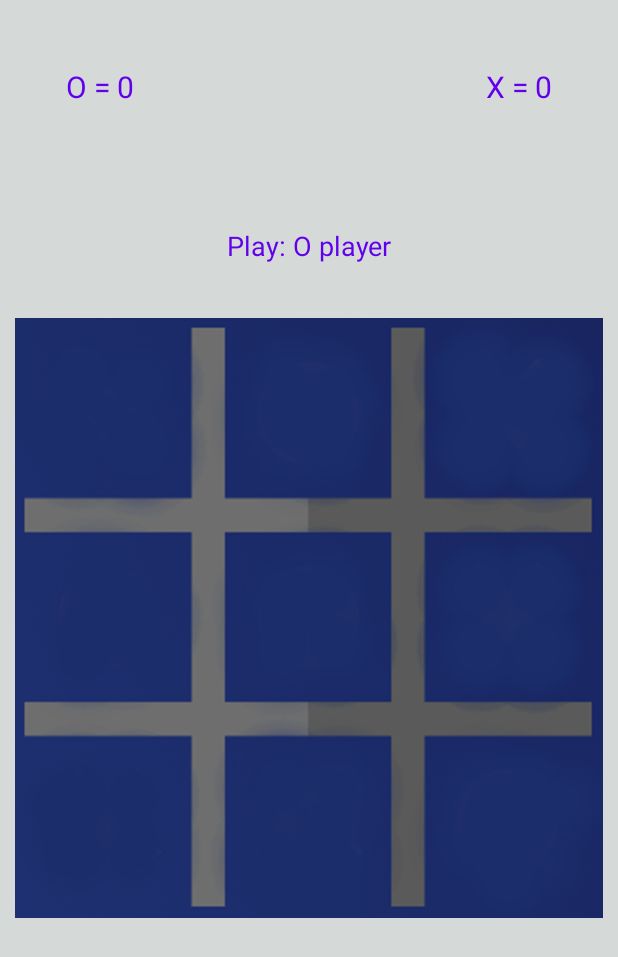
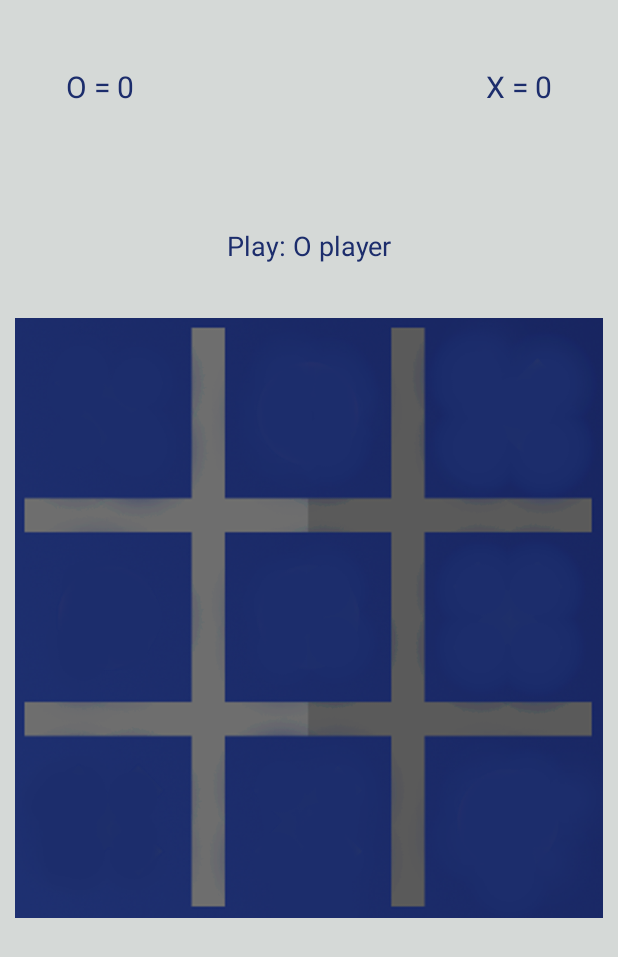
Before and after one commit to alireza1082/Xo-game, an Android app: the GameBoard screen opened directly, with no data from a screen before it, on a phone screen of 412 x 824 dp. Shown: the top 957 px of the screen. Run offline under Robolectric (Android 15) with nearby library versions, the phone set to English and light mode, and no system bars; our stand-ins replace RxJava; libraries missing offline, so code that uses them is left out: ir.tapsell.plus; 2 statements that could not run were skipped.

Commit message:
Change colors and fix clear map issue

```diff
--- a/app/src/main/res/layout/board.xml
+++ b/app/src/main/res/layout/board.xml
@@ -16,7 +16,7 @@
         app:layout_constraintRight_toRightOf="parent"
         android:text="@string/app_name"
         android:layout_marginBottom="36dp"
-        android:textColor="@color/colorPrimary"
+        android:textColor="@color/colorBlue"
         android:textSize="18sp"/>
 
     <TextView
@@ -28,7 +28,7 @@
         android:layout_marginEnd="44dp"
         android:text="@string/x_point"
         android:layout_marginTop="44dp"
-        android:textColor="@color/colorPrimary"
+        android:textColor="@color/colorBlue"
         android:textSize="20sp"/>
 
     <TextView
@@ -40,7 +40,7 @@
         android:text="@string/o_point"
         android:layout_marginStart="44dp"
         android:layout_marginTop="44dp"
-        android:textColor="@color/colorPrimary"
+        android:textColor="@color/colorBlue"
         android:textSize="20sp"/>
 
     <FrameLayout
--- a/app/src/main/res/values/colors.xml
+++ b/app/src/main/res/values/colors.xml
@@ -1,11 +1,11 @@
 <?xml version="1.0" encoding="utf-8"?>
 <resources>
-    <color name="colorPrimary">#6200EE</color>
-    <color name="colorPrimaryDark">#3700B3</color>
-    <color name="colorAccent">#03DAC5</color>
+    <color name="colorPrimary">#A1CDF4</color>
+    <color name="colorPrimaryDark">#A9AFD1</color>
+    <color name="colorAccent">#ADA9B7</color>
     <color name="colorBlue">#1c2d6c</color>
     <color name="colorLightBlue">#2BC1D5</color>
 
     <color name="splash_back">#A1CDF4</color>
-    <color name="main_back">#A9AFD1</color>
+    <color name="main_back">#B5B1B2</color>
 </resources>
```
Also changed, not shown: app/src/main/java/com/example/android/xo/GameBoard.java (+28 -26 lines).
